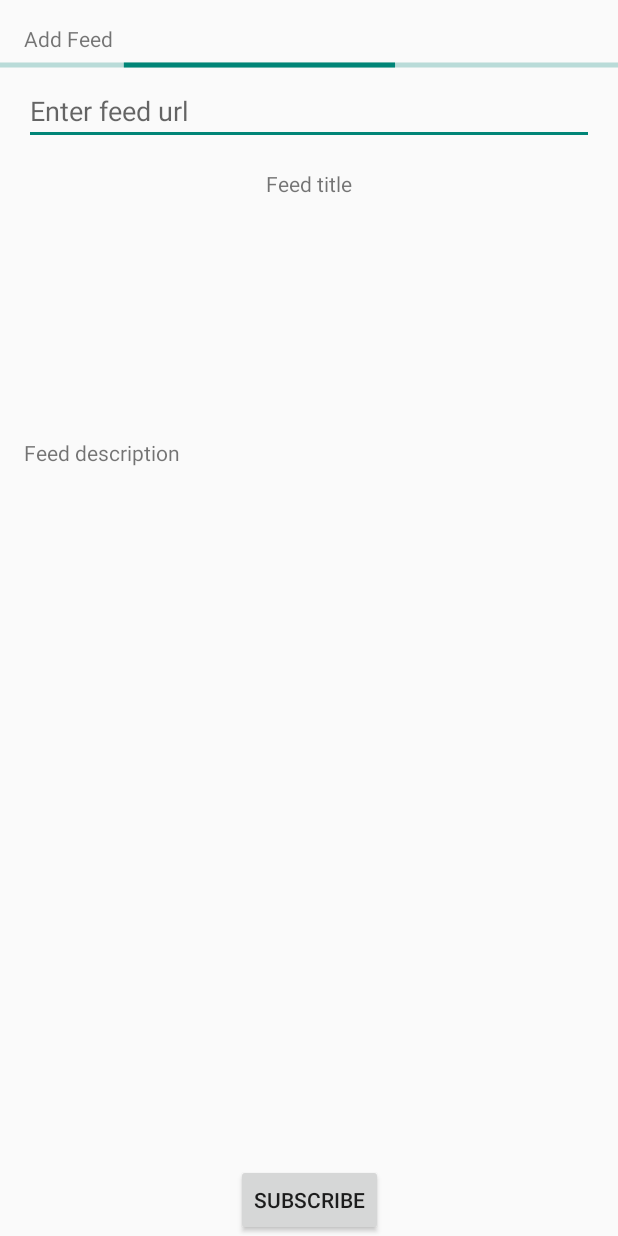
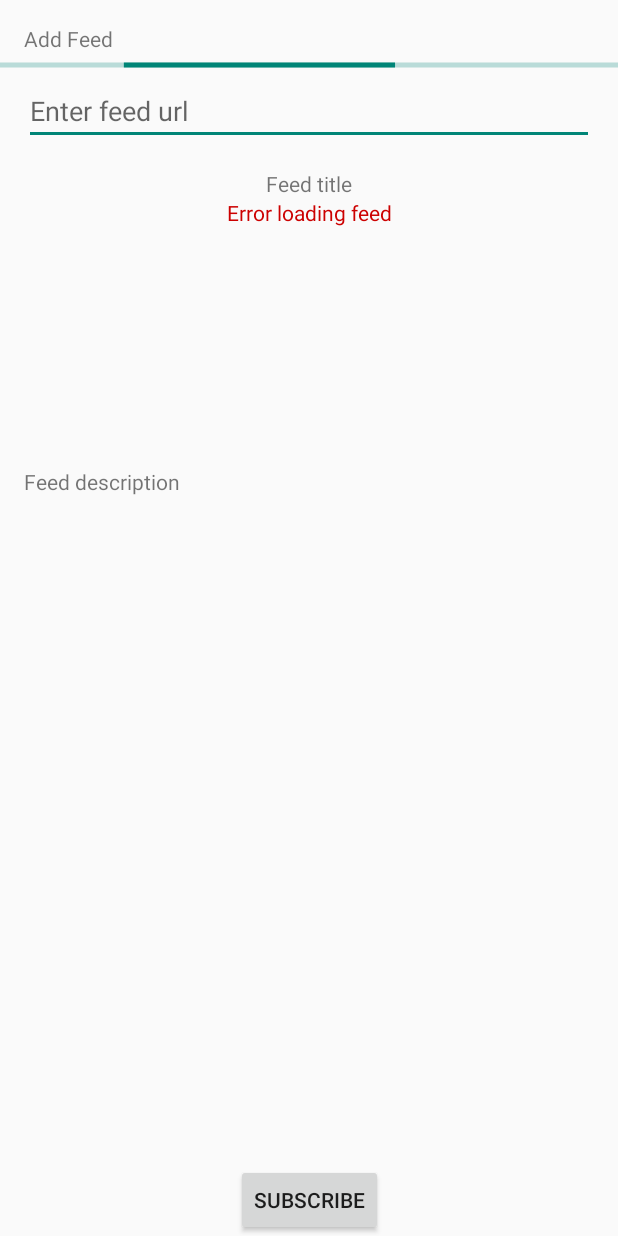
Before and after one commit to zouroboros/feed-watcher, an Android app: the layout activity_feed.xml on its own in the app's theme, with its tools: preview values and no code run, on a phone screen of 412 x 824 dp. Run offline under Robolectric (Android 15) with nearby library versions, the phone set to English and light mode, and no system bars.

```diff
--- a/app/src/main/res/layout/activity_feed.xml
+++ b/app/src/main/res/layout/activity_feed.xml
@@ -24,7 +24,9 @@
         android:layout_marginRight="@dimen/text_margin"
         android:hint="@string/enter_feed_url"
         app:layout_constraintTop_toBottomOf="@id/feed_loading_progress_bar"
-        app:layout_constraintLeft_toLeftOf="parent" />
+        app:layout_constraintLeft_toLeftOf="parent"
+        android:importantForAutofill="no"
+        tools:targetApi="o" />
 
     <ProgressBar
         android:id="@+id/feed_loading_progress_bar"
@@ -40,9 +42,19 @@
         android:id="@+id/feed_feed_name"
         android:layout_width="wrap_content"
         android:layout_height="wrap_content"
-        android:layout_margin="@dimen/text_margin"
+        android:layout_marginTop="@dimen/text_margin"
         tools:text="Feed title"
         app:layout_constraintTop_toBottomOf="@id/feed_feed_url"
+        app:layout_constraintLeft_toLeftOf="parent"
+        app:layout_constraintRight_toRightOf="parent"/>
+
+    <TextView
+        android:id="@+id/feed_feed_error"
+        android:layout_width="wrap_content"
+        android:layout_height="wrap_content"
+        android:textColor="@android:color/holo_red_dark"
+        tools:text="Error loading feed"
+        app:layout_constraintTop_toBottomOf="@id/feed_feed_name"
         app:layout_constraintLeft_toLeftOf="parent"
         app:layout_constraintRight_toRightOf="parent"/>
 
@@ -51,9 +63,10 @@
         android:layout_width="128dp"
         android:layout_height="128dp"
         android:layout_margin="@dimen/text_margin"
-        app:layout_constraintTop_toBottomOf="@id/feed_feed_name"
+        app:layout_constraintTop_toBottomOf="@id/feed_feed_error"
         app:layout_constraintLeft_toLeftOf="parent"
-        app:layout_constraintRight_toRightOf="parent" />
+        app:layout_constraintRight_toRightOf="parent"
+        android:contentDescription="@string/feed_logo_description" />
 
     <TextView
         android:id="@+id/feed_feed_description"
--- a/app/src/main/res/values/strings.xml
+++ b/app/src/main/res/values/strings.xml
@@ -21,4 +21,6 @@
         <item>Contains</item>
         <item>Feed</item>
     </string-array>
+    <string name="feed_already_subscribed">You already subscribed to this feed.</string>
+    <string name="feed_logo_description">Feed logo</string>
 </resources>
```
Also changed, not shown: app/src/main/java/me/murks/feedwatcher/activities/FeedActivity.kt (+29 -5 lines).
